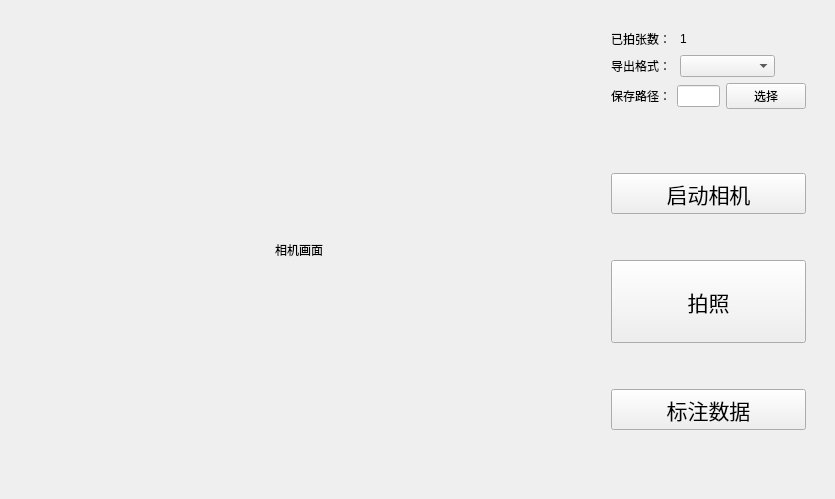
Above: ui/layout/UI_DataCollectPage.ui from Zdh-501/OCRQt before the change. Below: the same form after it.
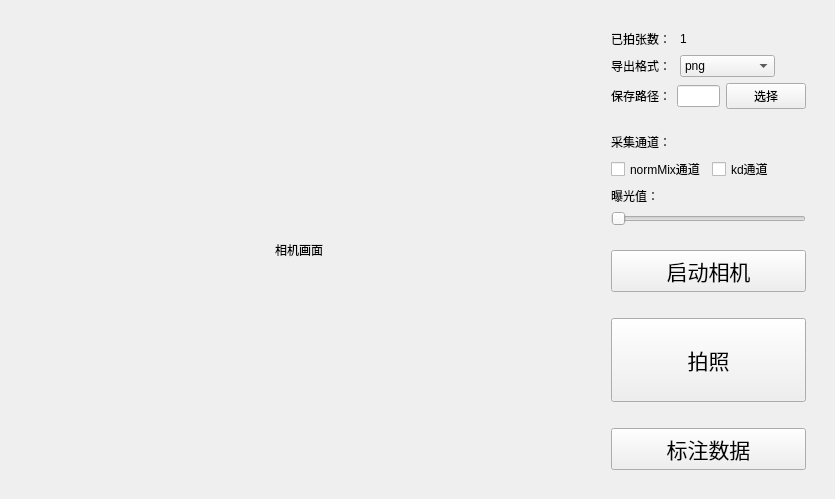
That is the form after the change.

```diff
--- a/ui/layout/UI_DataCollectPage.ui
+++ b/ui/layout/UI_DataCollectPage.ui
@@ -36,7 +36,7 @@
    </item>
    <item>
     <widget class="QWidget" name="widget_2" native="true">
-     <layout class="QVBoxLayout" name="verticalLayout" stretch="1,4">
+     <layout class="QVBoxLayout" name="verticalLayout" stretch="1,1,4">
       <item>
        <widget class="QWidget" name="widget_3" native="true">
         <layout class="QVBoxLayout" name="verticalLayout_2">
@@ -81,7 +81,18 @@
             </widget>
            </item>
            <item>
-            <widget class="QComboBox" name="comboBox"/>
+            <widget class="QComboBox" name="comboBox">
+             <item>
+              <property name="text">
+               <string>png</string>
+              </property>
+             </item>
+             <item>
+              <property name="text">
+               <string>jpg</string>
+              </property>
+             </item>
+            </widget>
            </item>
            <item>
             <spacer name="horizontalSpacer_2">
@@ -124,20 +135,55 @@
       </item>
       <item>
        <widget class="QWidget" name="widget_4" native="true">
-        <layout class="QVBoxLayout" name="verticalLayout_4" stretch="0,1,0,2,0,1,0">
+        <layout class="QVBoxLayout" name="verticalLayout_4">
          <item>
-          <spacer name="verticalSpacer">
+          <widget class="QLabel" name="label_6">
+           <property name="text">
+            <string>采集通道：</string>
+           </property>
+          </widget>
+         </item>
+         <item>
+          <layout class="QHBoxLayout" name="horizontalLayout_6">
+           <item>
+            <widget class="QCheckBox" name="normMixBox">
+             <property name="text">
+              <string>normMix通道</string>
+             </property>
+             <property name="tristate">
+              <bool>false</bool>
+             </property>
+            </widget>
+           </item>
+           <item>
+            <widget class="QCheckBox" name="kdBox">
+             <property name="text">
+              <string>kd通道</string>
+             </property>
+            </widget>
+           </item>
+          </layout>
+         </item>
+         <item>
+          <widget class="QLabel" name="label_7">
+           <property name="text">
+            <string>曝光值：</string>
+           </property>
+          </widget>
+         </item>
+         <item>
+          <widget class="QSlider" name="exposureSlider">
            <property name="orientation">
-            <enum>Qt::Vertical</enum>
+            <enum>Qt::Horizontal</enum>
            </property>
-           <property name="sizeHint" stdset="0">
-            <size>
-             <width>20</width>
-             <height>40</height>
-            </size>
-           </property>
-          </spacer>
+          </widget>
          </item>
+        </layout>
+       </widget>
+      </item>
+      <item>
+       <widget class="QWidget" name="widget_5" native="true">
+        <layout class="QVBoxLayout" name="verticalLayout_6" stretch="2,1,4,1,2">
          <item>
           <widget class="QToolButton" name="startButton">
            <property name="sizePolicy">
@@ -158,14 +204,14 @@
           </widget>
          </item>
          <item>
-          <spacer name="verticalSpacer_3">
+          <spacer name="verticalSpacer">
            <property name="orientation">
             <enum>Qt::Vertical</enum>
            </property>
            <property name="sizeHint" stdset="0">
             <size>
              <width>20</width>
-             <height>40</height>
+             <height>41</height>
             </size>
            </property>
           </spacer>
@@ -190,14 +236,14 @@
           </widget>
          </item>
          <item>
-          <spacer name="verticalSpacer_4">
+          <spacer name="verticalSpacer_2">
            <property name="orientation">
             <enum>Qt::Vertical</enum>
            </property>
            <property name="sizeHint" stdset="0">
             <size>
              <width>20</width>
-             <height>40</height>
+             <height>41</height>
             </size>
            </property>
           </spacer>
@@ -221,19 +267,6 @@
            </property>
           </widget>
          </item>
-         <item>
-          <spacer name="verticalSpacer_2">
-           <property name="orientation">
-            <enum>Qt::Vertical</enum>
-           </property>
-           <property name="sizeHint" stdset="0">
-            <size>
-             <width>20</width>
-             <height>40</height>
-            </size>
-           </property>
-          </spacer>
-         </item>
         </layout>
        </widget>
       </item>
```
